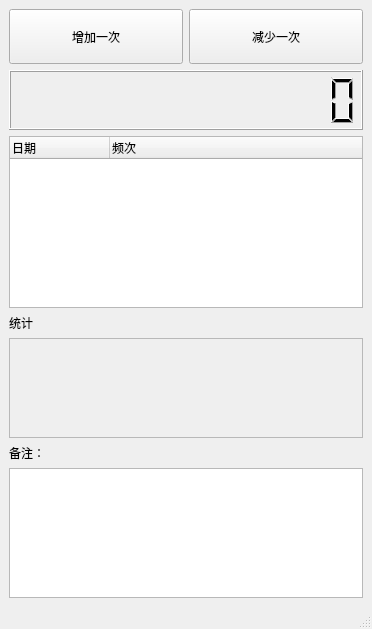
Old version of the form mainwindow.ui in the repository ic005k/Knot-Legacy.
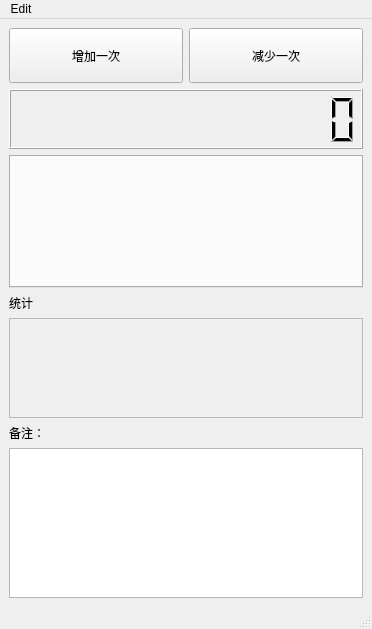
New version of the form. Icons and pictures are not drawn.

```diff
--- a/mainwindow.ui
+++ b/mainwindow.ui
@@ -63,13 +63,6 @@
       </item>
      </layout>
     </item>
-    <item row="3" column="0">
-     <widget class="QLabel" name="lblStats">
-      <property name="text">
-       <string>统计</string>
-      </property>
-     </widget>
-    </item>
     <item row="1" column="0">
      <widget class="QLCDNumber" name="lcdNumber">
       <property name="minimumSize">
@@ -89,6 +82,119 @@
       </property>
      </widget>
     </item>
+    <item row="2" column="0">
+     <widget class="QTabWidget" name="tabWidget">
+      <property name="styleSheet">
+       <string notr="true">/*QTabWidget::pane {
+    border: 1px solid lightgray;
+    background: rgb(236, 236, 236);
+}
+
+QTabBar::close-button {
+image: url(:/new/toolbar/res/c.png);
+subcontrol-origin: padding;
+subcontrol-position: bottom right;
+} 
+
+QTabWidget::tab-bar:top {
+    top: 1px;
+}
+
+QTabWidget::tab-bar:bottom {
+    bottom: 1px;
+}
+
+QTabWidget::tab-bar:left {
+    right: 1px;
+}
+
+QTabWidget::tab-bar:right {
+    left: 1px;
+}
+
+QTabBar::tab {
+    border: 1px solid lightgray;
+}
+
+QTabBar::tab:selected {
+    background: rgb(236, 236, 236);
+}
+
+QTabBar::tab:!selected {
+    background: lightgray; 
+}
+
+QTabBar::tab:!selected:hover {
+    background: silver;
+}
+
+QTabBar::tab:top:!selected {
+    margin-top: 3px;
+}
+
+QTabBar::tab:bottom:!selected {
+    margin-bottom: 3px;
+}
+
+QTabBar::tab:top, QTabBar::tab:bottom {
+    min-width: 8ex;
+    margin-right: -1px;
+    padding: 8px 20px 8px 20px;
+}
+
+QTabBar::tab:top:selected {
+    border-bottom-color: none;
+}
+
+QTabBar::tab:bottom:selected {
+    border-top-color: none;
+}
+
+QTabBar::tab:top:last, QTabBar::tab:bottom:last,
+QTabBar::tab:top:only-one, QTabBar::tab:bottom:only-one {
+    margin-right: 0;
+}
+
+QTabBar::tab:left:!selected {
+    margin-right: 3px;
+}
+
+QTabBar::tab:right:!selected {
+    margin-left: 3px;
+}
+
+QTabBar::tab:left, QTabBar::tab:right {
+    min-height: 8ex;
+    margin-bottom: -1px;
+    padding: 10px 5px 10px 5px;
+}
+
+QTabBar::tab:left:selected {
+    border-left-color: none;
+}
+
+QTabBar::tab:right:selected {
+    border-right-color: none;
+}
+
+QTabBar::tab:left:last, QTabBar::tab:right:last,
+QTabBar::tab:left:only-one, QTabBar::tab:right:only-one {
+    margin-bottom: 0;
+}*/
+</string>
+      </property>
+      <property name="currentIndex">
+       <number>-1</number>
+      </property>
+     </widget>
+    </item>
+    <item row="3" column="0">
+     <widget class="QLabel" name="lblStats">
+      <property name="text">
+       <string>统计</string>
+      </property>
+     </widget>
+    </item>
     <item row="4" column="0">
      <widget class="QFrame" name="frame">
       <property name="minimumSize">
@@ -122,18 +228,11 @@
       </layout>
      </widget>
     </item>
-    <item row="2" column="0">
-     <widget class="QTreeWidget" name="treeWidget">
-      <column>
-       <property name="text">
-        <string>日期</string>
-       </property>
-      </column>
-      <column>
-       <property name="text">
-        <string>频次</string>
-       </property>
-      </column>
+    <item row="5" column="0">
+     <widget class="QLabel" name="label_2">
+      <property name="text">
+       <string>备注：</string>
+      </property>
      </widget>
     </item>
     <item row="6" column="0">
@@ -146,13 +245,6 @@
       </property>
      </widget>
     </item>
-    <item row="5" column="0">
-     <widget class="QLabel" name="label_2">
-      <property name="text">
-       <string>备注：</string>
-      </property>
-     </widget>
-    </item>
    </layout>
   </widget>
   <widget class="QMenuBar" name="menubar">
@@ -164,6 +256,15 @@
      <height>24</height>
     </rect>
    </property>
+   <widget class="QMenu" name="menuEdit">
+    <property name="title">
+     <string>Edit</string>
+    </property>
+    <addaction name="actionRename"/>
+    <addaction name="actionAdd_Tab"/>
+    <addaction name="actionDel_Tab"/>
+   </widget>
+   <addaction name="menuEdit"/>
   </widget>
   <widget class="QStatusBar" name="statusbar"/>
  </widget>
```
Left out of the diff: 17 changed lines with no effect on the pictures.
